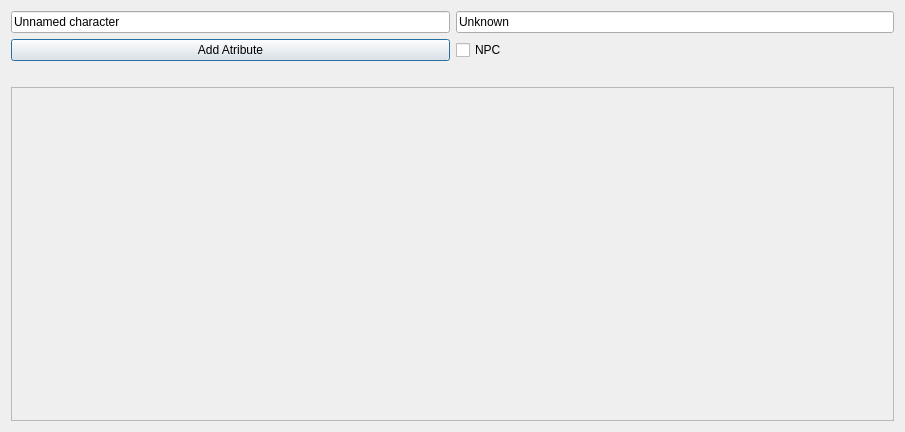
Old version of the form charactertab.ui in the repository Michael-A-D/HelloWorlds.
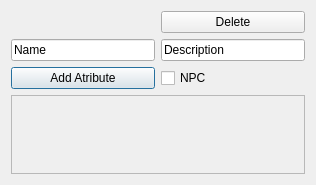
New version of the form.

Commit message: Interface: characters, ability, attributes OK

Diff of the .ui file:
```diff
--- a/charactertab.ui
+++ b/charactertab.ui
@@ -6,16 +6,22 @@
    <rect>
     <x>0</x>
     <y>0</y>
-    <width>905</width>
-    <height>432</height>
+    <width>316</width>
+    <height>185</height>
    </rect>
   </property>
+  <property name="sizePolicy">
+   <sizepolicy hsizetype="Expanding" vsizetype="Preferred">
+    <horstretch>0</horstretch>
+    <verstretch>0</verstretch>
+   </sizepolicy>
+  </property>
   <property name="windowTitle">
    <string>Dialog</string>
   </property>
   <layout class="QGridLayout" name="gridLayout">
-   <item row="2" column="1">
-    <widget class="QCheckBox" name="checkBox">
+   <item row="3" column="1">
+    <widget class="QCheckBox" name="npc">
      <property name="text">
       <string>NPC</string>
      </property>
@@ -31,8 +37,8 @@
        <rect>
         <x>0</x>
         <y>0</y>
-        <width>885</width>
-        <height>323</height>
+        <width>296</width>
+        <height>66</height>
        </rect>
       </property>
       <property name="sizePolicy">
@@ -44,31 +50,31 @@
      </widget>
     </widget>
    </item>
-   <item row="2" column="0">
+   <item row="3" column="0">
     <widget class="QPushButton" name="pushButton">
      <property name="text">
       <string>Add Atribute</string>
      </property>
     </widget>
    </item>
-   <item row="3" column="0">
-    <widget class="QLabel" name="label">
+   <item row="1" column="1">
+    <widget class="QLineEdit" name="descritpion">
      <property name="text">
-      <string/>
+      <string>Description</string>
+     </property>
+    </widget>
+   </item>
+   <item row="1" column="0">
+    <widget class="QLineEdit" name="name">
+     <property name="text">
+      <string>Name</string>
      </property>
     </widget>
    </item>
    <item row="0" column="1">
-    <widget class="QLineEdit" name="lineEdit_2">
+    <widget class="QPushButton" name="delete_2">
      <property name="text">
-      <string>Unknown</string>
-     </property>
-    </widget>
-   </item>
-   <item row="0" column="0">
-    <widget class="QLineEdit" name="lineEdit">
-     <property name="text">
-      <string>Unnamed character</string>
+      <string>Delete</string>
      </property>
     </widget>
    </item>
```
The commit also changes 13 other files.
